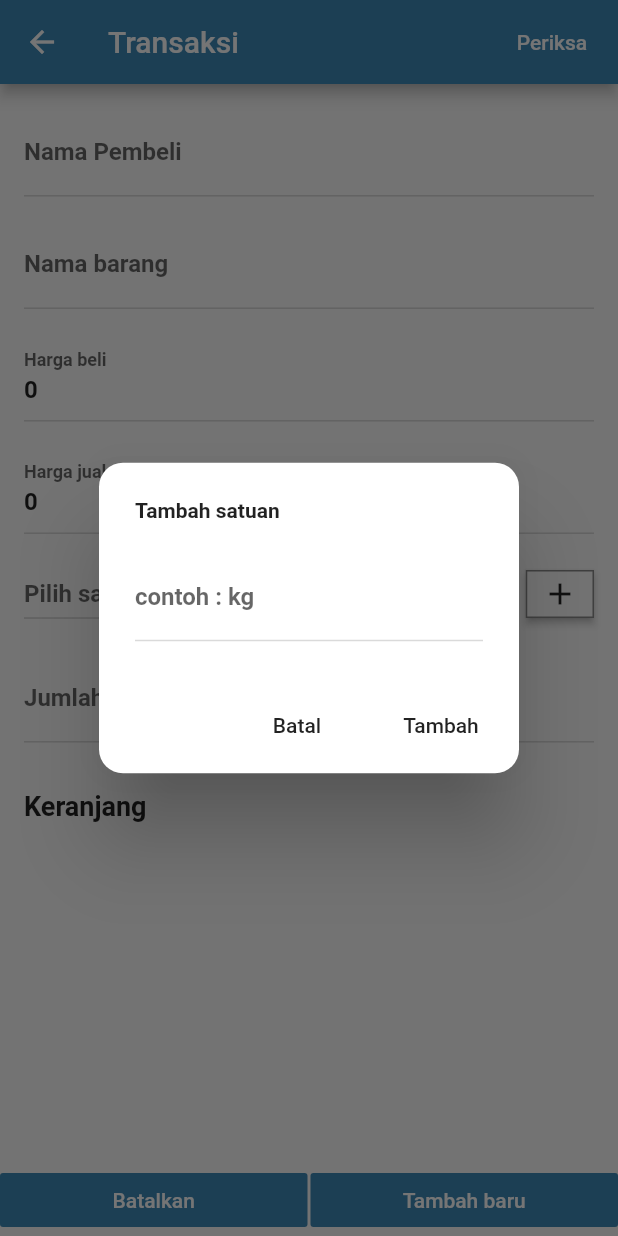
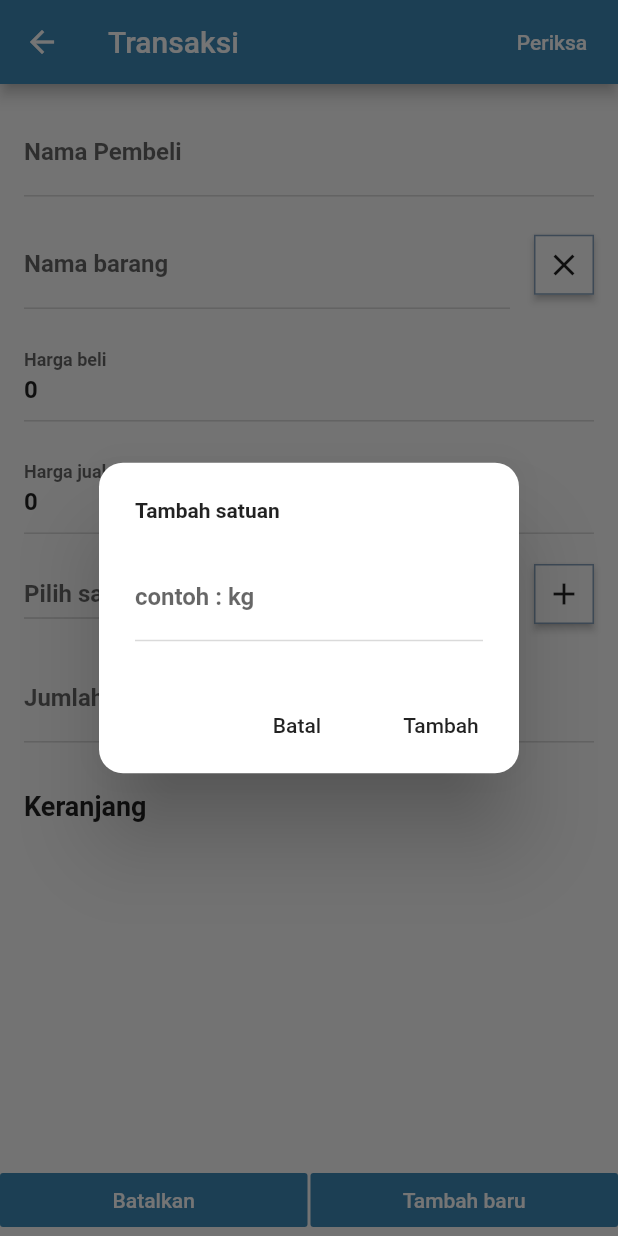
Before and after one commit to Zersya/Material-Store-POS, a Flutter app: the FormTransactionScreen screen opened by its route, after a tap on the "add" icon, on a phone screen of 412 x 824 dp. Run offline on Flutter 3.47's test engine with Material 2 defaults, Android fonts, the phone set to English and light mode, and no system bars; drawn by our look-alikes of flutter_typeahead; our stand-ins replace cloud_firestore, email_validator, firebase_auth, flutter_masked_text, flutter_money_formatter, font_awesome_flutter and 3 more; missing offline and left inert: bezier_chart; accounts and stored records are empty.

Commit message:
done reset field

```diff
--- a/lib/screens/form_transaction/form_transaction_screen.dart
+++ b/lib/screens/form_transaction/form_transaction_screen.dart
@@ -396,7 +396,33 @@ class _AddTransactionScreenState extends State<FormTransactionScreen> {
                       SizedBox(
                         height: 16.0,
                       ),
-                      fieldItemName(context),
+                      Row(
+                        children: <Widget>[
+                          Expanded(child: fieldItemName(context)),
+                          SizedBox(
+                            width: 16.0,
+                          ),
+                          Material(
+                            shape: Border.all(
+                                color: Theme.of(context)
+                                    .colorScheme
+                                    .primaryVariant),
+                            elevation: 2,
+                            child: InkWell(
+                              child: Container(
+                                  padding: EdgeInsets.all(8.0),
+                                  child: Icon(Icons.clear)),
+                              onTap: () {
+                                _controllerName.clear();
+                                _controllerPriceBuy.text = '0';
+                                _controllerPriceSell.text = '0';
+                                _controllerPieces.text = '0';
+                                FocusScope.of(context).unfocus();
+                              },
+                            ),
+                          ),
+                        ],
+                      ),
                       SizedBox(
                         height: 16.0,
                       ),
--- a/lib/widgets/drop_down_unit.dart
+++ b/lib/widgets/drop_down_unit.dart
@@ -94,17 +94,15 @@ class DropdownUnit extends StatelessWidget {
         SizedBox(
           width: 16.0,
         ),
-        Expanded(
-          child: Material(
-            shape: Border.all(color: Theme.of(context).colorScheme.surface),
+        Material(
+          shape: Border.all(color: Theme.of(context).colorScheme.primaryVariant),
           elevation: 2,
           child: InkWell(
             child: Container(
-                  padding: EdgeInsets.all(4.0), child: Icon(Icons.add)),
+                padding: EdgeInsets.all(8.0), child: Icon(Icons.add)),
             onTap: () {
               dialogCreateUnit(context);
             },
-            ),
           ),
         )
       ],
```
Also changed, not shown: lib/screens/cash/cash_screen.dart (+5 -2 lines). Lines whose indentation alone changed are shown as unchanged.
